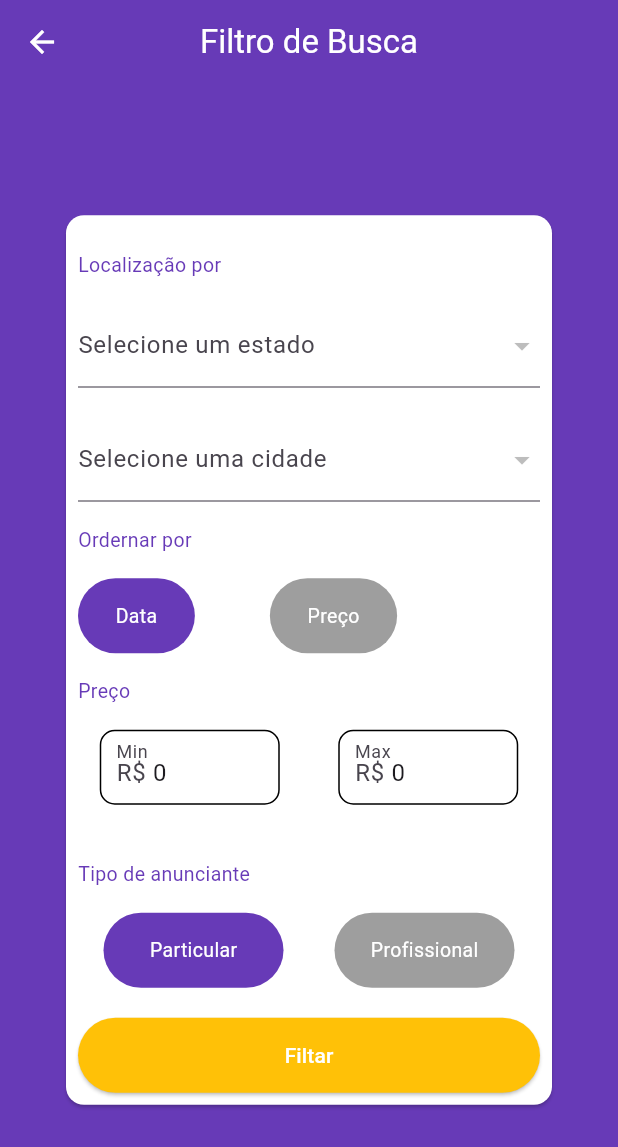
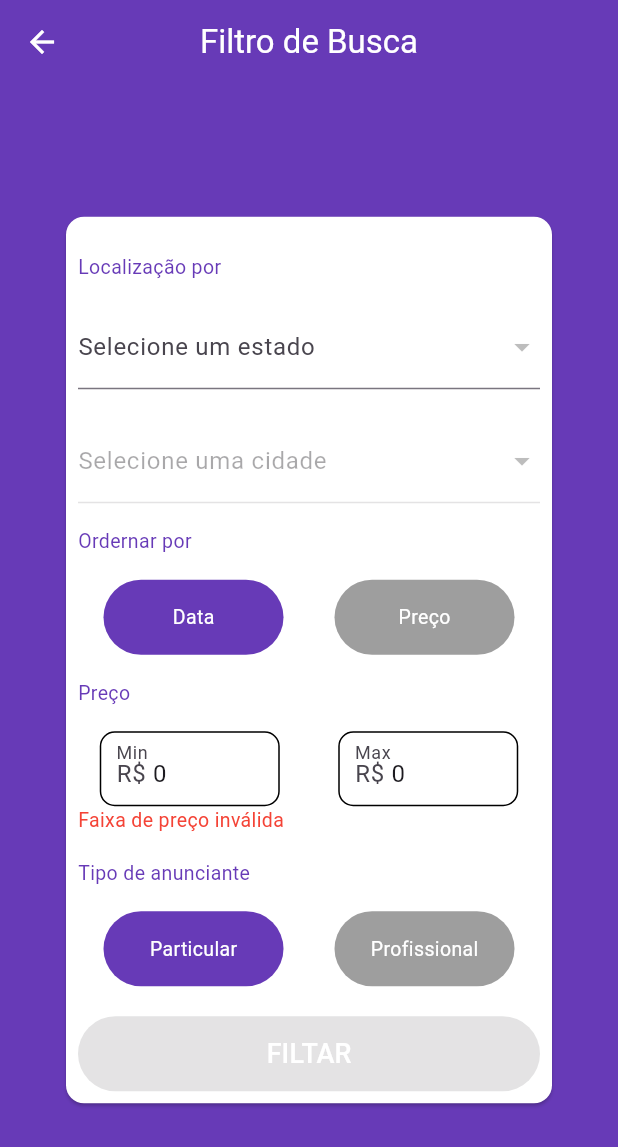
Before and after one commit to rasec23rj/olx_mobx, a Flutter app: the FilterDialog screen opened directly, on a phone screen of 412 x 824 dp. Shown: the top 1147 px of the screen. Run offline on Flutter 3.47's test engine with Material 3 defaults, Android fonts, the phone set to English and light mode, and no system bars; our stand-ins replace brasil_fields, dio, file_picker, flutter_mobx, get_it, image_cropper and 4 more; accounts and stored records are empty; generated files the repository leaves out were written again; network calls fail.

Commit message:
feat: add isformvalidfilter

```diff
--- a/lib/pages/anuncios/widget/filter/localizacao_by_field.dart
+++ b/lib/pages/anuncios/widget/filter/localizacao_by_field.dart
@@ -48,7 +48,10 @@
               initialValue: filterStore.initialValueCity.name!.isNotEmpty
                   ? filterStore.initialValueCity
                   : null,
-              decoration: InputDecoration(labelText: 'Selecione uma cidade'),
+              decoration: InputDecoration(
+                labelText: 'Selecione uma cidade',
+                enabled: filterStore.selectedUF != 0 ? true : false,
+              ),
 
               items: filterStore.cityList.map((item) {
                 return DropdownMenuItem<CityModel>(
--- a/lib/pages/anuncios/widget/filter/order_by_field.dart
+++ b/lib/pages/anuncios/widget/filter/order_by_field.dart
@@ -15,9 +15,9 @@
         SectionTitleFilter(title: 'Ordernar por'),
         Observer(
           builder: (_) => Row(
+            mainAxisAlignment: MainAxisAlignment.spaceAround,
             children: [
               orderOption(title: 'Data', order: OrdeBy.DATE),
-              const SizedBox(width: 50),
               orderOption(title: 'Preço', order: OrdeBy.PRICE),
             ],
           ),
@@ -33,6 +33,7 @@
       },
       child: Container(
         height: 50,
+        width: 120,
         padding: EdgeInsets.symmetric(horizontal: 25),
         alignment: Alignment.center,
         decoration: BoxDecoration(
--- a/lib/pages/anuncios/widget/filter_dialog.dart
+++ b/lib/pages/anuncios/widget/filter_dialog.dart
@@ -1,4 +1,5 @@
 import 'package:flutter/material.dart';
+import 'package:flutter_mobx/flutter_mobx.dart';
 import 'package:get_it/get_it.dart';
 import 'package:olx_mobx/pages/anuncios/stores/filter_store.dart';
 import 'package:olx_mobx/pages/anuncios/widget/filter/localizacao_by_field.dart';
@@ -30,16 +31,25 @@
                 PricecByField(filterStore: filterStore),
                 TipoAnuncioByField(filterStore: filterStore),
                 const SizedBox(height: 20),
-                SizedBox(
+                Observer(
+                  builder: (_) {
+                    return SizedBox(
                       height: 50,
                       child: ElevatedButton(
                         style: ElevatedButton.styleFrom(
-                      backgroundColor: Colors.amber,
+                          backgroundColor: filterStore.isFormValidFilter
+                              ? Colors.amber[900]
+                              : Colors.grey[400],
                           foregroundColor: Colors.white,
                         ),
-                    onPressed: () {},
-                    child: Text('Filtar'),
+                        onPressed: filterStore.isFormValidFilter ? () {} : null,
+                        child: Text(
+                          'Filtar'.toUpperCase(),
+                          style: TextStyle(color: Colors.white, fontSize: 18),
                         ),
+                      ),
+                    );
+                  },
                 ),
               ],
             ),
```
Also changed, not shown: lib/pages/anuncios/stores/filter_store.dart (+7 -3 lines), lib/pages/anuncios/stores/filter_store.g.dart. Lines whose indentation alone changed are shown as unchanged.
